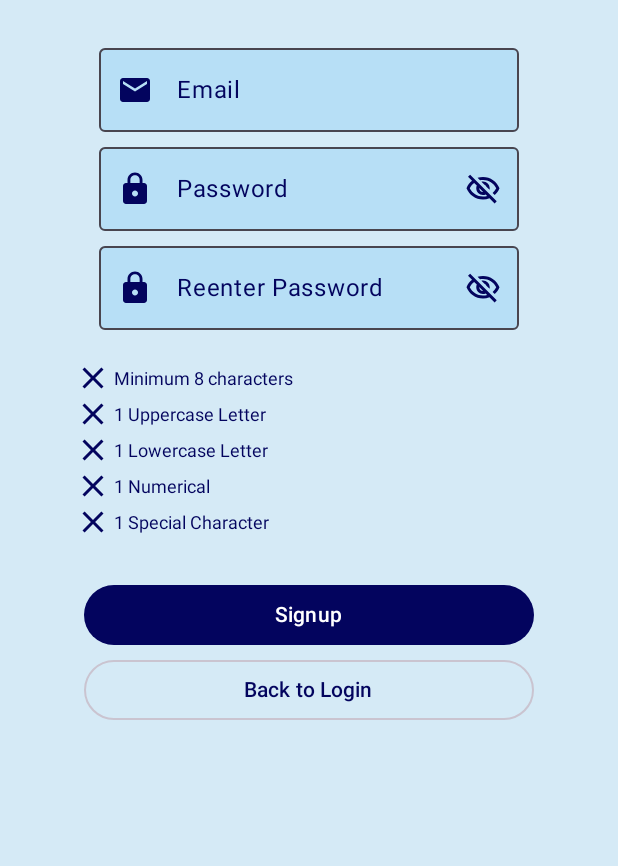
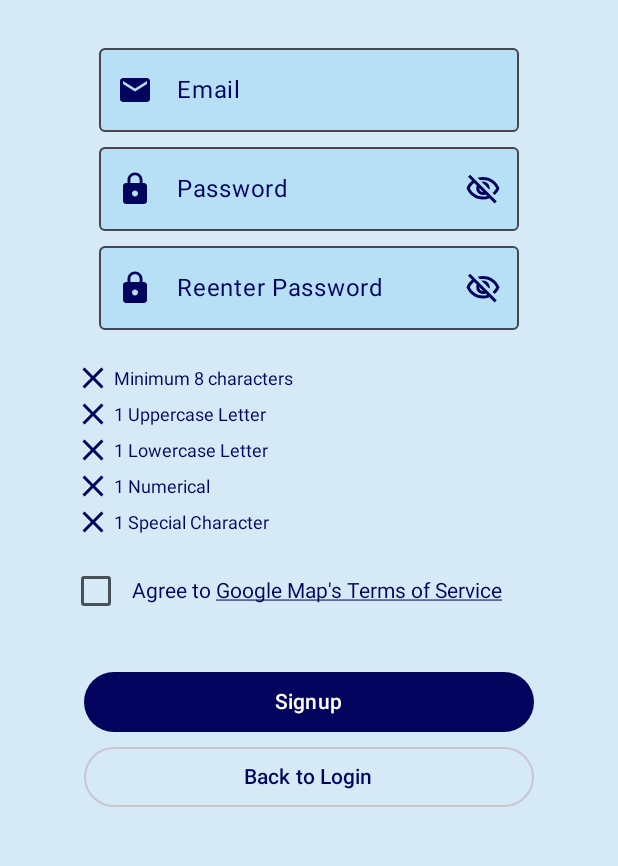
Before and after one commit to ejeng888/CS446-ECE452_Android_app, an Android app built with Jetpack Compose: the @Preview function SignupScreenPreview, on a phone screen of 412 x 824 dp, the part 132-998 px from its top. Run offline under Robolectric (Android 15) with nearby library versions, the phone set to English and light mode, and no system bars; our stand-ins replace Firebase (no records; nobody signed in at launch, a user with empty details on screens opened directly).

Commit message:
Added Google Maps Terms of Service

```diff
--- /dev/null
+++ b/app/src/main/java/com/example/cs446_ece452_android_app/ui/components/TOS.kt
@@ -0,0 +1,62 @@
+package com.example.cs446_ece452_android_app.ui.components
+
+import androidx.compose.foundation.clickable
+import androidx.compose.foundation.layout.Row
+import androidx.compose.foundation.layout.fillMaxWidth
+import androidx.compose.foundation.layout.padding
+import androidx.compose.material3.Checkbox
+import androidx.compose.material3.CheckboxDefaults
+import androidx.compose.material3.Text
+import androidx.compose.runtime.Composable
+import androidx.compose.runtime.getValue
+import androidx.compose.runtime.mutableStateOf
+import androidx.compose.runtime.remember
+import androidx.compose.runtime.setValue
+import androidx.compose.ui.Alignment
+import androidx.compose.ui.Modifier
+import androidx.compose.ui.platform.LocalUriHandler
+import androidx.compose.ui.text.TextStyle
+import androidx.compose.ui.text.style.TextDecoration
+import androidx.compose.ui.unit.dp
+import androidx.compose.ui.unit.sp
+import com.example.cs446_ece452_android_app.ui.theme.DarkBlue
+import com.example.cs446_ece452_android_app.ui.theme.Gray
+
+@Composable
+fun TOS(checkedChanged: (Boolean) -> Unit = {}) {
+    var checked by remember { mutableStateOf(false) }
+    val uriHandler = LocalUriHandler.current
+
+    Row(
+        verticalAlignment = Alignment.CenterVertically,
+        modifier = Modifier
+            .fillMaxWidth()
+            .padding(horizontal = 40.dp)
+            .padding(top = 10.dp)
+    ) {
+        Checkbox(
+            checked = checked,
+            onCheckedChange = {
+                checked = it
+                checkedChanged(checked)
+            },
+            colors = CheckboxDefaults.colors(
+                uncheckedColor = Gray,
+                checkedColor = DarkBlue)
+        )
+        Text(
+            text = "Agree to ",
+            color = DarkBlue,
+            fontSize = 14.sp
+        )
+        Text(
+            text = "Google Map's Terms of Service",
+            style = TextStyle(textDecoration = TextDecoration.Underline),
+            color = DarkBlue,
+            fontSize = 14.sp,
+            modifier = Modifier.clickable{
+                uriHandler.openUri("https://cloud.google.com/maps-platform/terms")
+            }
+        )
+    }
+}
--- a/app/src/main/java/com/example/cs446_ece452_android_app/ui/screens/SignupScreen.kt
+++ b/app/src/main/java/com/example/cs446_ece452_android_app/ui/screens/SignupScreen.kt
@@ -36,6 +36,7 @@ import androidx.navigation.NavHostController
 import androidx.navigation.compose.rememberNavController
 import com.example.cs446_ece452_android_app.ui.components.FilledButton
 import com.example.cs446_ece452_android_app.ui.components.OutlinedButton
+import com.example.cs446_ece452_android_app.ui.components.TOS
 import com.example.cs446_ece452_android_app.ui.theme.DarkBlue
 import com.example.cs446_ece452_android_app.ui.theme.Gray
 import com.google.firebase.Firebase
@@ -50,6 +51,7 @@ fun SignupScreen(navController: NavHostController) {
     var enteredEmail by remember { mutableStateOf("") }
     var enteredPassword by remember { mutableStateOf("") }
     var enteredPassword2 by remember { mutableStateOf("") }
+    var checked by remember {mutableStateOf(false)}
 
     fun createAccount(context: Context, email: String, password1: String, password2: String, destination: String) {
         var toastMessage = "Successfully Made Account"
@@ -57,6 +59,8 @@ fun SignupScreen(navController: NavHostController) {
         if (!emailRegex.toRegex().matches(email)) {
             // Not a valid email
             toastMessage = "Please Enter a Valid Email"
+        } else if (!checked) {
+            toastMessage = "Please accept Google Map's Terms of Service"
         } else if (password1.length < 8) {
             // Password length too short
             toastMessage = "Password Length is Too Short"
@@ -124,6 +128,8 @@ fun SignupScreen(navController: NavHostController) {
                 PasswordRequirement(text = "1 Special Character", fulfilled = (enteredPassword.firstOrNull { !it.isLetterOrDigit() } != null))
             }
 
+            TOS(checkedChanged = { newValue -> checked = newValue })
+
             Spacer(modifier = Modifier.height(30.dp))
             FilledButton(labelVal = "Signup", navController = navController, function = {
                 createAccount(context = context, email = enteredEmail, password1 = enteredPassword, password2 = enteredPassword2, destination = "routes") // New screen
```
